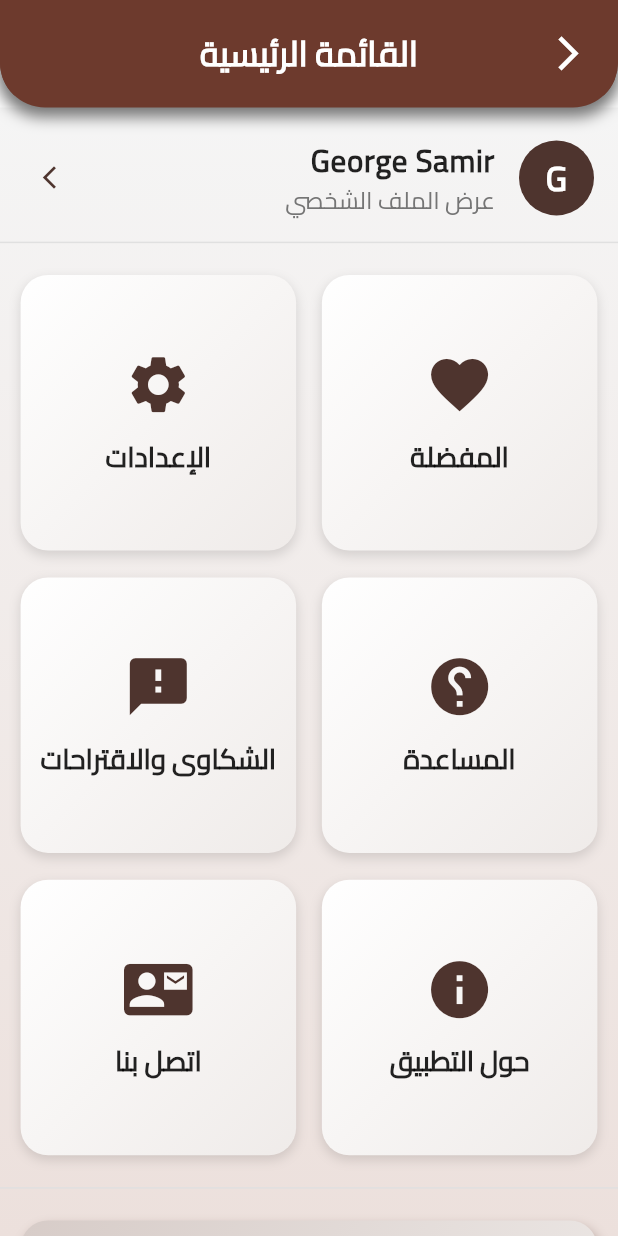
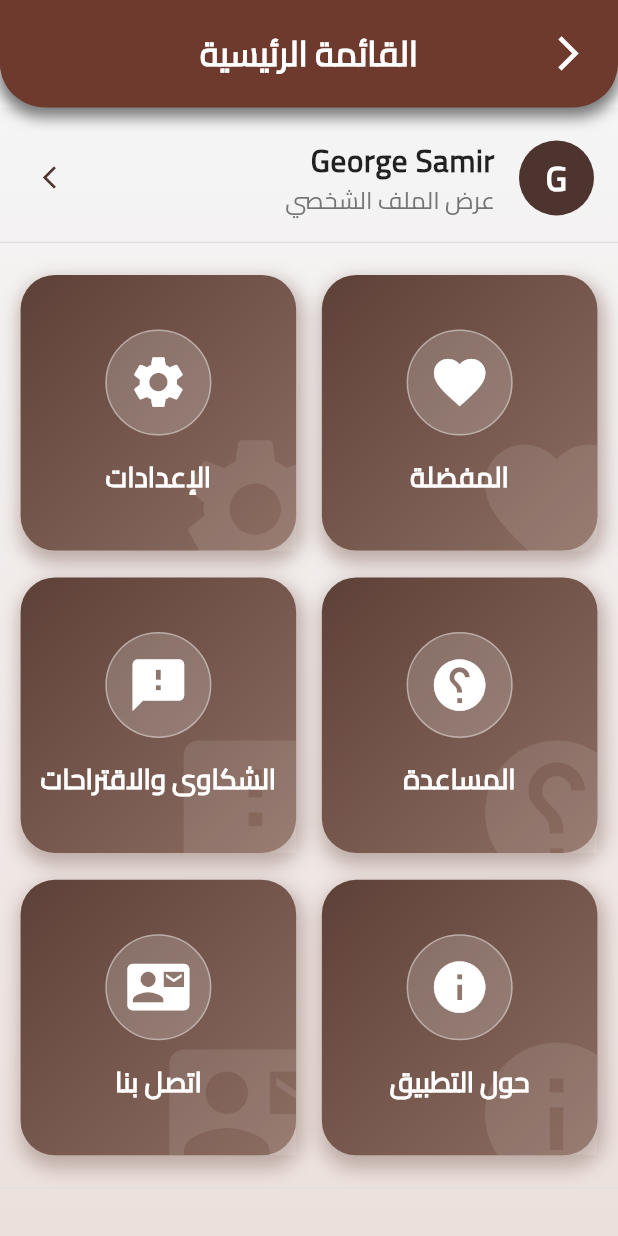
Before and after one commit to George-Samir88/infantry_house_app, a Flutter app: the MenuView screen opened directly, on a phone screen of 412 x 824 dp. Run offline on Flutter 3.47's test engine with Material 3 defaults, Android fonts, the phone set to English and light mode, and no system bars; our stand-ins replace animate_do, animated_text_kit, bloc, carousel_slider, cloud_firestore, dio and 11 more; missing offline and left inert: flutter_paypal_payment; accounts and stored records are empty.

Commit message:
change grid item icon design

```diff
--- /dev/null
+++ b/lib/views/widgets/menu_view/animated_grid_item.dart
@@ -0,0 +1,109 @@
+import 'package:flutter/material.dart';
+import 'package:flutter_screenutil/flutter_screenutil.dart';
+
+class AnimatedGridItem extends StatefulWidget {
+  final IconData icon;
+  final String title;
+  final VoidCallback onTap;
+
+  const AnimatedGridItem({
+    super.key,
+    required this.icon,
+    required this.title,
+    required this.onTap,
+  });
+
+  @override
+  State<AnimatedGridItem> createState() => _AnimatedGridItemState();
+}
+
+class _AnimatedGridItemState extends State<AnimatedGridItem> {
+  double _scale = 1.0;
+
+  void _shrink() => setState(() => _scale = 0.95);
+
+  void _reset() => setState(() => _scale = 1.0);
+
+  @override
+  Widget build(BuildContext context) {
+    return AnimatedScale(
+      scale: _scale,
+      duration: const Duration(milliseconds: 150),
+      child: InkWell(
+        borderRadius: BorderRadius.circular(20.r),
+        onTap: widget.onTap,
+        onHighlightChanged: (isPressed) {
+          if (isPressed) {
+            _shrink();
+          } else {
+            _reset();
+          }
+        },
+        child: Container(
+          decoration: BoxDecoration(
+            borderRadius: BorderRadius.circular(20.r),
+            gradient: LinearGradient(
+              colors: [Colors.brown.shade700, Colors.brown.shade400],
+              begin: Alignment.topLeft,
+              end: Alignment.bottomRight,
+            ),
+            boxShadow: [
+              BoxShadow(
+                color: Colors.brown.shade200,
+                blurRadius: 10,
+                spreadRadius: 2,
+                offset: const Offset(2, 6),
+              ),
+            ],
+          ),
+          child: Stack(
+            children: [
+              Positioned(
+                right: -30,
+                bottom: -30,
+                child: Icon(
+                  widget.icon,
+                  size: 100.sp,
+                  color: Colors.white.withValues(alpha: 0.1),
+                ),
+              ),
+              Center(
+                child: Column(
+                  mainAxisAlignment: MainAxisAlignment.center,
+                  children: [
+                    Container(
+                      padding: EdgeInsets.all(12.w),
+                      decoration: BoxDecoration(
+                        shape: BoxShape.circle,
+                        color: Colors.white.withValues(alpha: 0.2),
+                        border: Border.all(
+                          color: Colors.white.withValues(alpha: 0.4),
+                        ),
+                      ),
+                      child: Icon(
+                        widget.icon,
+                        size: 36.sp,
+                        color: Colors.white,
+                      ),
+                    ),
+                    SizedBox(height: 12.h),
+                    Text(
+                      widget.title,
+                      textAlign: TextAlign.center,
+                      style: TextStyle(
+                        fontSize: 16.sp,
+                        fontWeight: FontWeight.bold,
+                        color: Colors.white,
+                        letterSpacing: 0.5,
+                      ),
+                    ),
+                  ],
+                ),
+              ),
+            ],
+          ),
+        ),
+      ),
+    );
+  }
+}
--- a/lib/views/widgets/menu_view/menu_view.dart
+++ b/lib/views/widgets/menu_view/menu_view.dart
@@ -2,6 +2,8 @@ import 'package:animate_do/animate_do.dart';
 import 'package:flutter/material.dart';
 import 'package:flutter_screenutil/flutter_screenutil.dart';
 import 'package:infantry_house_app/generated/l10n.dart';
+
+import 'animated_grid_item.dart';
 
 class MenuView extends StatelessWidget {
   const MenuView({super.key});
@@ -135,41 +137,50 @@ class MenuView extends StatelessWidget {
                       childAspectRatio: 1,
                       children: [
                         FadeInUp(
-                          child: _buildGridItem(
-                            Icons.favorite,
-                            S.of(context).Favorites,
+                          child: AnimatedGridItem(
+                            onTap: () {},
+                            icon: Icons.favorite,
+                            title: S.of(context).Favorites,
                           ),
                         ),
                         FadeInUp(
                           delay: const Duration(milliseconds: 100),
-                          child: _buildGridItem(
-                            Icons.settings,
-                            S.of(context).Settings,
+                          child: AnimatedGridItem(
+                            onTap: () {},
+                            icon: Icons.settings,
+                            title: S.of(context).Settings,
                           ),
                         ),
                         FadeInUp(
                           delay: const Duration(milliseconds: 200),
-                          child: _buildGridItem(Icons.help, S.of(context).Help),
+                          child: AnimatedGridItem(
+                            onTap: () {},
+                            icon: Icons.help,
+                            title: S.of(context).Help,
+                          ),
                         ),
                         FadeInUp(
                           delay: const Duration(milliseconds: 300),
-                          child: _buildGridItem(
-                            Icons.feedback,
-                            S.of(context).Complaints,
+                          child: AnimatedGridItem(
+                            onTap: () {},
+                            icon: Icons.feedback,
+                            title: S.of(context).Complaints,
                           ),
                         ),
                         FadeInUp(
                           delay: const Duration(milliseconds: 400),
-                          child: _buildGridItem(
-                            Icons.info,
-                            S.of(context).AboutApp,
+                          child: AnimatedGridItem(
+                            onTap: () {},
+                            icon: Icons.info,
+                            title: S.of(context).AboutApp,
                           ),
                         ),
                         FadeInUp(
                           delay: const Duration(milliseconds: 500),
-                          child: _buildGridItem(
-                            Icons.contact_mail,
-                            S.of(context).ContactUs,
+                          child: AnimatedGridItem(
+                            onTap: () {},
+                            icon: Icons.contact_mail,
+                            title: S.of(context).ContactUs,
                           ),
                         ),
                       ],
@@ -177,54 +188,6 @@ class MenuView extends StatelessWidget {
                   ),
 
                   Divider(color: Colors.grey[300]),
-
-                  // 🔹 Location Container
-                  Padding(
-                    padding: EdgeInsets.all(12.w),
-                    child: Container(
-                      height: 180.h,
-                      width: double.infinity,
-                      decoration: BoxDecoration(
-                        gradient: LinearGradient(
-                          colors: [Colors.brown.shade100, Colors.brown.shade50],
-                          begin: Alignment.topLeft,
-                          end: Alignment.bottomRight,
-                        ),
-                        borderRadius: BorderRadius.circular(16.r),
-                        boxShadow: [
-                          BoxShadow(
-                            color: Colors.brown.shade200,
-                            blurRadius: 6,
-                            offset: const Offset(2, 4),
-                          ),
-                        ],
-                      ),
-                      child: Stack(
-                        children: [
-                          Positioned.fill(
-                            child: Opacity(
-                              opacity: 0.1,
-                              child: Icon(
-                                Icons.map,
-                                size: 200,
-                                color: Colors.brown[300],
-                              ),
-                            ),
-                          ),
-                          Center(
-                            child: Text(
-                              S.of(context).LocationHere,
-                              style: TextStyle(
-                                fontSize: 18.sp,
-                                color: Colors.brown[800],
-                                fontWeight: FontWeight.bold,
-                              ),
-                            ),
-                          ),
-                        ],
-                      ),
-                    ),
-                  ),
                 ],
               ),
             ),
@@ -233,47 +196,4 @@ class MenuView extends StatelessWidget {
       ),
     );
   }
-
-  Widget _buildGridItem(IconData icon, String title) {
-    return AnimatedContainer(
-      duration: const Duration(milliseconds: 300),
-      decoration: BoxDecoration(
-        gradient: LinearGradient(
-          colors: [Colors.white, Colors.brown.shade50],
-          begin: Alignment.topLeft,
-          end: Alignment.bottomRight,
-        ),
-        borderRadius: BorderRadius.circular(16.r),
-        boxShadow: [
-          BoxShadow(
-            color: Colors.black12,
-            blurRadius: 6,
-            offset: const Offset(0, 3),
-          ),
-        ],
-      ),
-      child: InkWell(
-        borderRadius: BorderRadius.circular(16.r),
-        onTap: () {
-          // Navigate
-        },
-        child: Column(
-          mainAxisAlignment: MainAxisAlignment.center,
-          children: [
-            Icon(icon, size: 40.sp, color: Colors.brown[800]),
-            SizedBox(height: 10.h),
-            Text(
-              title,
-              textAlign: TextAlign.center,
-              style: TextStyle(
-                fontSize: 16.sp,
-                fontWeight: FontWeight.w600,
-                color: Colors.black87,
-              ),
-            ),
-          ],
-        ),
-      ),
-    );
-  }
 }
```
